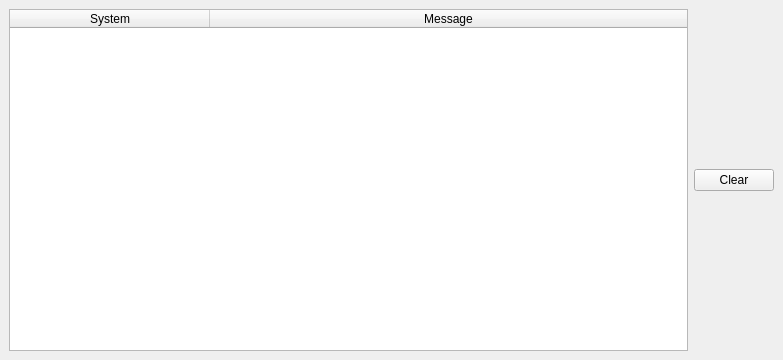
This is qteditor/QtEditor/logwidget.ui in nem0/LumixEngine as Qt 5 draws it before an edit. The edited form follows.
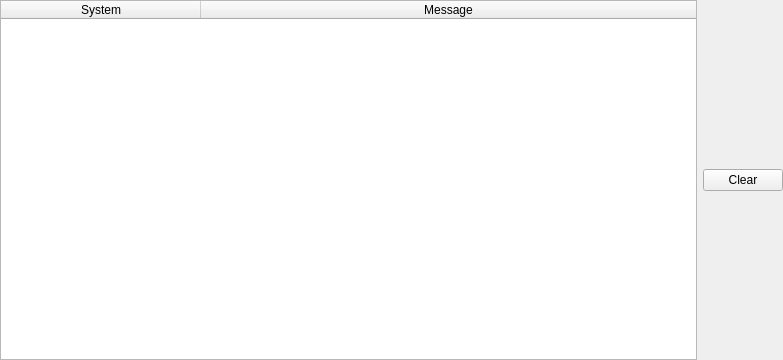
This is the edited form.

The edit to the form file:
```diff
--- a/qteditor/QtEditor/logwidget.ui
+++ b/qteditor/QtEditor/logwidget.ui
@@ -15,6 +15,18 @@
   </property>
   <widget class="QWidget" name="dockWidgetContents">
    <layout class="QHBoxLayout" name="horizontalLayout">
+    <property name="leftMargin">
+     <number>0</number>
+    </property>
+    <property name="topMargin">
+     <number>0</number>
+    </property>
+    <property name="rightMargin">
+     <number>0</number>
+    </property>
+    <property name="bottomMargin">
+     <number>0</number>
+    </property>
     <item>
      <widget class="QTableWidget" name="tableWidget">
       <property name="columnCount">
```
